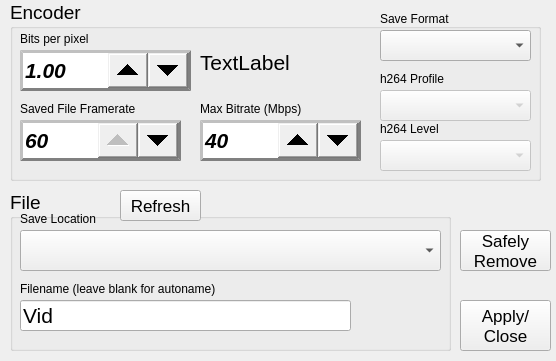
Old version of the form src/savesettingswindow.ui in the repository krontech/chronos-cam-app.
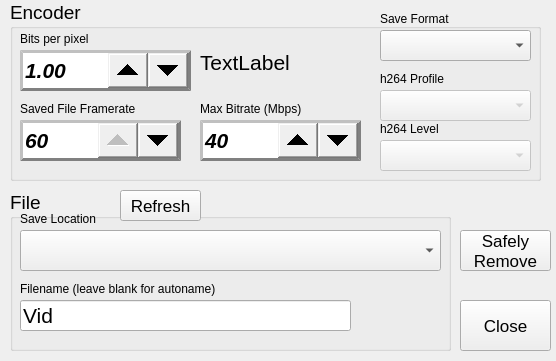
New version of the form. Custom widgets are drawn as their Qt base class.

Commit message: revert Close button text back from Apply/Close to Close because settings are now applied on change instead of on clicking the close button.

Patch:
```diff
--- a/src/savesettingswindow.ui
+++ b/src/savesettingswindow.ui
@@ -413,8 +413,7 @@
     </font>
    </property>
    <property name="text">
-    <string>Apply/
-Close</string>
+    <string>Close</string>
    </property>
   </widget>
   <widget class="QPushButton" name="cmdUMount">
```
